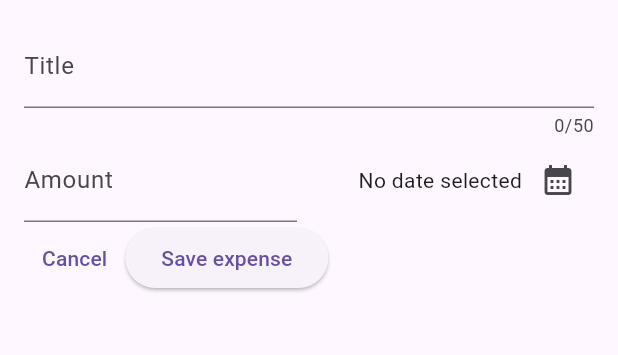
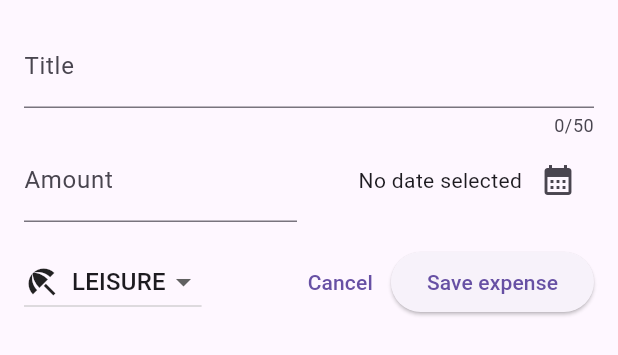
Before and after one commit to MasihTak/flutter-expense-tracker, a Flutter app: the NewExpense widget shown alone on an empty page, opened directly, on a phone screen of 412 x 824 dp. Shown: the top 355 px of the screen. Run offline on Flutter 3.47's test engine with Material 3 defaults, Android fonts, the phone set to English and light mode, and no system bars.

Commit message:
feat: display category dropdown

```diff
--- a/lib/widgets/new_expense.dart
+++ b/lib/widgets/new_expense.dart
@@ -15,6 +15,7 @@ class _NewExpenseState extends State<NewExpense> {
   final _titleController = TextEditingController();
   final _amountController = TextEditingController();
   DateTime? _selectedDate;
+  Category _selectedCategory = Category.leisure;
 
   void _presentDatePicker() async {
     final now = DateTime.now();
@@ -83,8 +84,35 @@ class _NewExpenseState extends State<NewExpense> {
               ),
             ],
           ),
+          const SizedBox(height: 16),
           Row(
             children: [
+              DropdownButton<Category>(
+                value: _selectedCategory,
+                items: Category.values
+                    .map(
+                      (category) => DropdownMenuItem(
+                        value: category,
+                        child: Row(
+                          children: [
+                            Icon(categoryIcons[category]),
+                            const SizedBox(width: 8),
+                            Text(
+                              category.name.toUpperCase(),
+                            ),
+                          ],
+                        ),
+                      ),
+                    )
+                    .toList(),
+                onChanged: (value) {
+                  if (value == null) return;
+                  setState(() {
+                    _selectedCategory = value;
+                  });
+                },
+              ),
+              const Spacer(),
               TextButton(
                 onPressed: () {
                   Navigator.pop(context);
```
